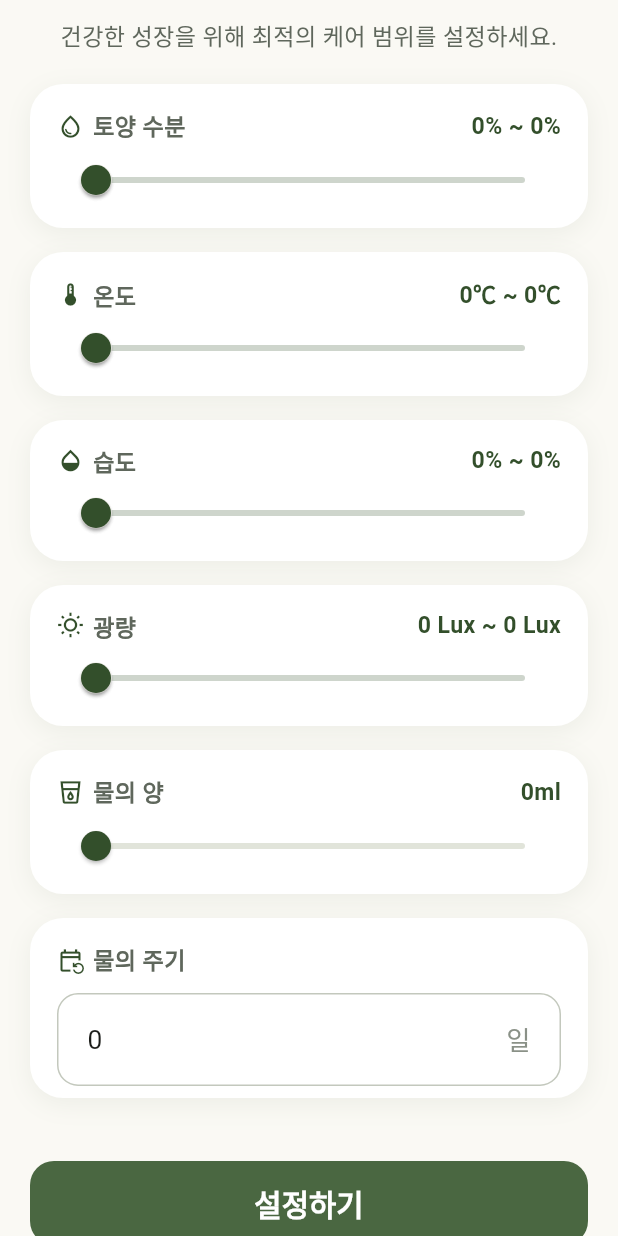
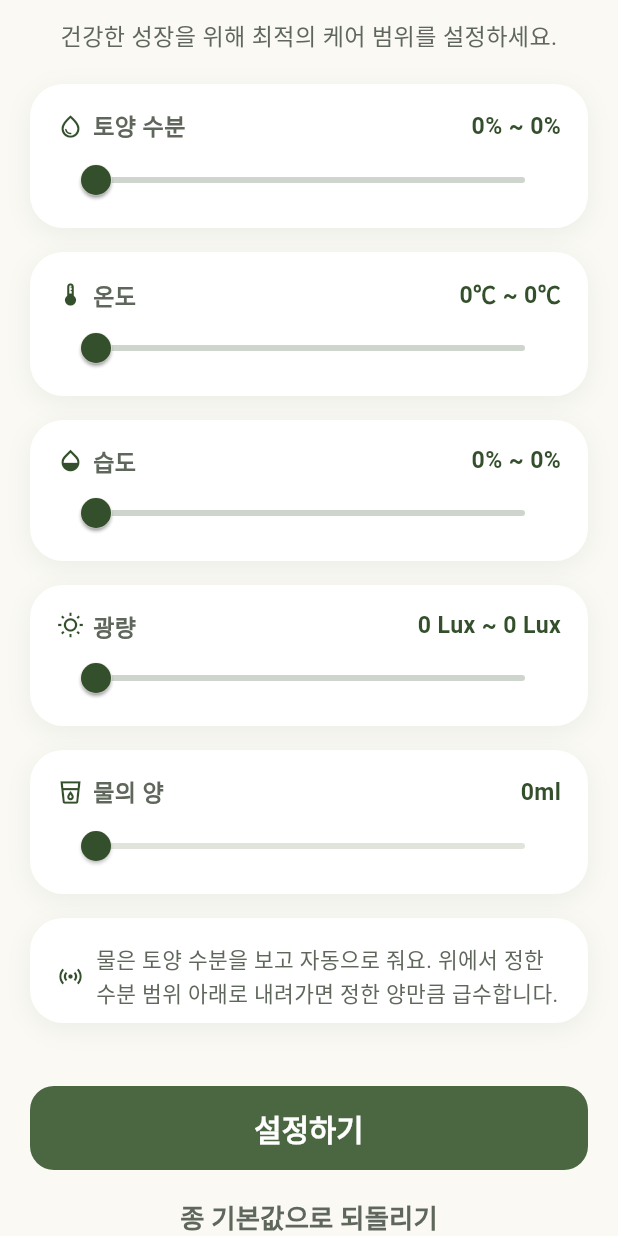
Before and after one commit to gbw11/Potner, a Flutter app: the _CareForm widget shown alone on an empty page, opened directly with empty values, on a phone screen of 412 x 824 dp. Run offline on Flutter 3.47's test engine with Material 3 defaults, Android fonts, the phone set to English and light mode, and no system bars; our stand-ins replace dio, firebase_core, firebase_messaging, flutter_riverpod, flutter_secure_storage, go_router and 2 more; missing offline and left inert: firebase_app_installations; accounts and stored records are empty; network calls fail.

Commit message:
feat(plant): 케어 설정에서 급수 주기 입력을 없앤다
서버가 wateringCycleDays 를 저장만 하고 판정에 쓰지 않는다. 급수는 전적으로
토양 수분이 기준 아래로 내려갈 때 일어나므로, 입력 칸이 있으면 "며칠마다
준다고 설정했는데 왜 안 주지" 라는 오해를 만든다.

칸을 지우고 그 자리에 실제 동작을 알리는 안내를 넣었다 - 기능이 빠진 것이
아니라 센서를 보고 준다는 것을 사용자가 알아야 한다.

앱 UI 만 정리한다. 서버 DTO 와 DB 컬럼은 그대로 둔다. 센서 고장 대비로 주기
급수를 폴백으로 구현하기로 하면 그때 되살릴 수 있고, 지우면 마이그레이션이
필요한데 얻는 것이 없다.

테스트: 주기 입력이 없고 안내가 뜨는지 확인하는 케이스를 추가했다. 기존
"변경한 값만 보낸다" 테스트는 주기 입력으로 변경을 만들던 것이라, 아무것도
건드리지 않으면 요청 자체를 하지 않는 실제 동작을 검증하도록 고쳤다.

analyze 0 issues, 테스트 140개 통과.

```diff
--- a/lib/features/plant/presentation/pages/care_settings_page.dart
+++ b/lib/features/plant/presentation/pages/care_settings_page.dart
@@ -1,5 +1,4 @@
 import 'package:flutter/material.dart';
-import 'package:flutter/services.dart';
 import 'package:flutter_riverpod/flutter_riverpod.dart';
 import 'package:potner_app/core/navigation/app_navigation_origin.dart';
 import 'package:potner_app/core/theme/app_theme.dart';
@@ -87,7 +86,6 @@
   /// 저장된 급수량이 없을 때 슬라이더가 시작할 값이다. 라즈베리파이 펌프의 1회 기본값
   /// (pump.default_ml)과 같게 둔다. 장치 쪽 안전 상한은 500ml 다.
   static const _defaultWateringMl = 200.0;
-  late final TextEditingController _cycleController;
   bool _isSaving = false;
 
   GrowthProfile get _profile => widget.profile;
@@ -106,17 +104,6 @@
       _profile.illuminanceMaxLux,
     );
     _wateringMl = _profile.recommendedWateringMl ?? _defaultWateringMl;
-    _cycleController = TextEditingController(
-      text: _profile.wateringCycleDays == null
-          ? ''
-          : _trimNumber(_profile.wateringCycleDays!),
-    );
-  }
-
-  @override
-  void dispose() {
-    _cycleController.dispose();
-    super.dispose();
   }
 
   static RangeValues? _range(double? min, double? max) {
@@ -217,37 +204,27 @@
                     ? '아직 저장된 급수량이 없어요. 저장하면 이 값으로 설정됩니다.'
                     : null,
               ),
+              // 급수 주기 입력을 없앴다. 서버는 이 값을 저장만 하고 어디서도 읽지 않는데,
+              // 입력 칸이 있으면 "3일마다 준다고 설정했는데 왜 안 주지" 라는 오해를 만든다.
+              // 실제 급수는 토양 수분이 기준 아래로 내려갈 때 일어난다.
               _CardSection(
-                child: Column(
-                  crossAxisAlignment: CrossAxisAlignment.start,
+                child: Row(
                   children: [
-                    const Row(
-                      children: [
-                        Icon(
-                          Icons.event_repeat_outlined,
-                          size: 18,
-                          color: AppColors.primary,
+                    const Icon(
+                      Icons.sensors_outlined,
+                      size: 18,
+                      color: AppColors.primary,
+                    ),
+                    const SizedBox(width: 8),
+                    Expanded(
+                      child: Text(
+                        '물은 토양 수분을 보고 자동으로 줘요. 위에서 정한 수분 범위 아래로 '
+                        '내려가면 정한 양만큼 급수합니다.',
+                        style: const TextStyle(
+                          color: AppColors.textMuted,
+                          fontSize: 13,
+                          height: 1.5,
                         ),
-                        SizedBox(width: 6),
-                        Text(
-                          '물의 주기',
-                          style: TextStyle(fontWeight: FontWeight.w700),
-                        ),
-                      ],
-                    ),
-                    const SizedBox(height: 10),
-                    TextFormField(
-                      key: const Key('care_watering_cycle'),
-                      controller: _cycleController,
-                      enabled: !_isSaving,
-                      keyboardType: TextInputType.number,
-                      inputFormatters: [
-                        FilteringTextInputFormatter.digitsOnly,
-                        LengthLimitingTextInputFormatter(3),
-                      ],
-                      decoration: const InputDecoration(
-                        hintText: '며칠에 한 번 물을 줄까요?',
-                        suffixText: '일',
                       ),
                     ),
                   ],
@@ -296,8 +273,6 @@
   }
 
   GrowthProfileUpdate _buildUpdate() {
-    final cycleText = _cycleController.text.trim();
-    final cycleDays = cycleText.isEmpty ? null : double.parse(cycleText);
     double? changed(double? current, double? original) {
       if (current == null || current == original) {
         return null;
@@ -327,7 +302,6 @@
         _wateringMl,
         _profile.recommendedWateringMl,
       ),
-      wateringCycleDays: changed(cycleDays, _profile.wateringCycleDays),
     );
   }
 
```
Also changed, not shown: 1 other file.
